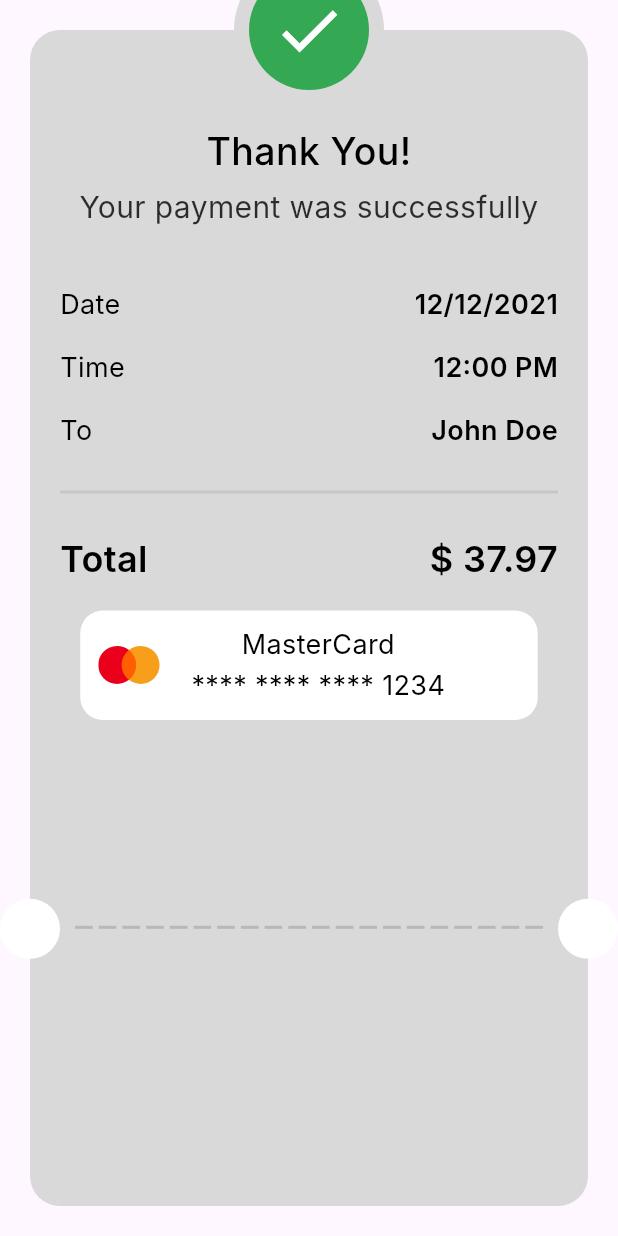
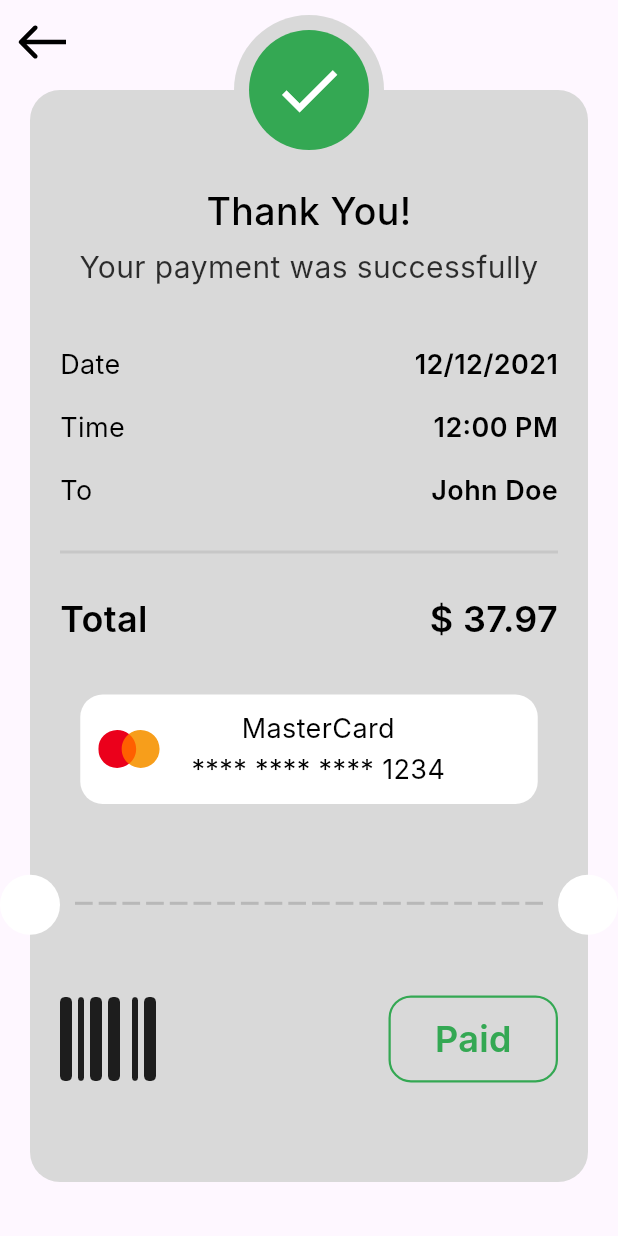
Before and after one commit to hashimsaffarini/Payment, a Flutter app: the ThankYouView screen opened directly, on a phone screen of 412 x 824 dp. Run offline on Flutter 3.47's test engine with Material 3 defaults, Android fonts, the phone set to English and light mode, and no system bars; our stand-ins replace flutter_credit_card, flutter_svg, font_awesome_flutter; Roboto replaces fonts that are missing (Inter).

Commit message:
feat: Update ThankYouView UI with transparent app bar and additional layout adjustments

```diff
--- a/lib/core/widgets/custom_app_bar.dart
+++ b/lib/core/widgets/custom_app_bar.dart
@@ -5,6 +5,7 @@ import 'package:payment/core/utils/styles.dart';
 
 AppBar buildAppBar({String? title}) {
   return AppBar(
+    backgroundColor: Colors.transparent,
     leading: Center(
       child: SvgPicture.asset(
         Assets.imagesArrow,
--- a/lib/features/checkout/ui/thank_you_view.dart
+++ b/lib/features/checkout/ui/thank_you_view.dart
@@ -1,4 +1,5 @@
 import 'package:flutter/material.dart';
+import 'package:payment/core/widgets/custom_app_bar.dart';
 import 'package:payment/features/checkout/ui/widgets/thank_you_view_body.dart';
 
 class ThankYouView extends StatelessWidget {
@@ -6,8 +7,12 @@ class ThankYouView extends StatelessWidget {
 
   @override
   Widget build(BuildContext context) {
-    return const Scaffold(
-      body: ThankYouViewBody(),
+    return Scaffold(
+      appBar: buildAppBar(),
+      body: Transform.translate(
+        offset: const Offset(0, -16),
+        child: const ThankYouViewBody(),
+      ),
     );
   }
 }
--- a/lib/features/checkout/ui/widgets/thank_you_card.dart
+++ b/lib/features/checkout/ui/widgets/thank_you_card.dart
@@ -1,4 +1,6 @@
+import 'package:flutter/cupertino.dart';
 import 'package:flutter/material.dart';
+import 'package:font_awesome_flutter/font_awesome_flutter.dart';
 import 'package:payment/core/utils/styles.dart';
 import 'package:payment/features/checkout/ui/widgets/card_info_widget.dart';
 import 'package:payment/features/checkout/ui/widgets/payment_item_info.dart';
@@ -55,8 +57,43 @@ class ThankYouCard extends StatelessWidget {
               thickness: 2,
             ),
             const TotalPrice(title: 'Total', value: '\$ 37.97'),
-            const SizedBox(height: 20),
+            const SizedBox(height: 36),
             const CardInfoWidget(),
+            const Spacer(),
+            Row(
+              children: [
+                const Icon(
+                  FontAwesomeIcons.barcode,
+                  size: 64,
+                ),
+                const Spacer(),
+                Container(
+                  width: 113,
+                  height: 58,
+                  decoration: ShapeDecoration(
+                    shape: RoundedRectangleBorder(
+                      borderRadius: BorderRadius.circular(15),
+                      side: const BorderSide(
+                        color: Color(0xff34A853),
+                        width: 1.5,
+                      ),
+                    ),
+                  ),
+                  child: Center(
+                    child: Text(
+                      'Paid',
+                      style: Styles.style24.copyWith(
+                        color: const Color(0xff34A853),
+                      ),
+                    ),
+                  ),
+                )
+              ],
+            ),
+            SizedBox(
+              height: ((MediaQuery.sizeOf(context).height * 0.2 + 20) / 2) -
+                  (58 / 2),
+            )
           ],
         ),
       ),
--- a/pubspec.yaml
+++ b/pubspec.yaml
@@ -33,6 +33,7 @@ dependencies:
     sdk: flutter
   flutter_credit_card: ^4.0.1
   flutter_svg: ^2.0.10+1
+  font_awesome_flutter: ^10.7.0
 
 dev_dependencies:
   flutter_lints: ^3.0.0
```
Also changed, not shown: pubspec.lock.
